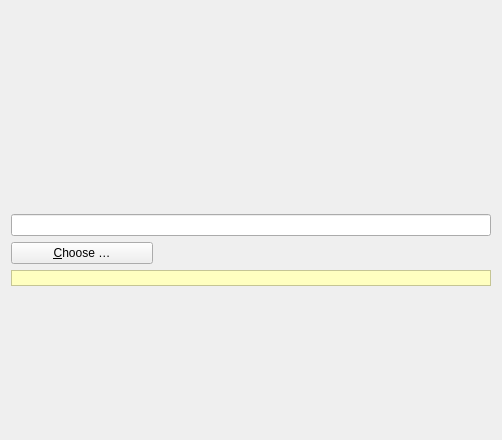
First picture: the form in src/gui/folderwizardsourcepage.ui, repository nextmcloud/desktop, before the edit.
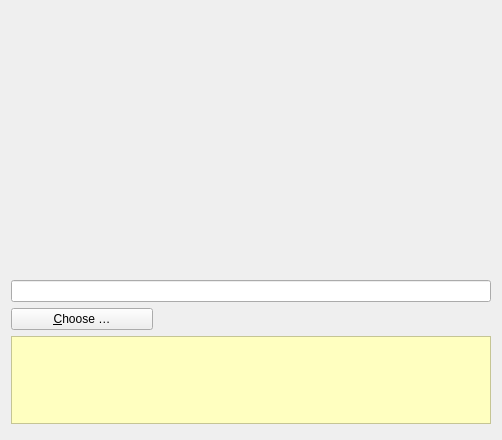
Second picture: the form after the edit.

The edit to the form file:
```diff
--- a/src/gui/folderwizardsourcepage.ui
+++ b/src/gui/folderwizardsourcepage.ui
@@ -30,10 +30,13 @@
      <property name="orientation">
       <enum>Qt::Vertical</enum>
      </property>
+     <property name="sizeType">
+      <enum>QSizePolicy::Preferred</enum>
+     </property>
      <property name="sizeHint" stdset="0">
       <size>
        <width>20</width>
-       <height>16</height>
+       <height>40</height>
       </size>
      </property>
     </spacer>
@@ -57,37 +60,13 @@
      <property name="orientation">
       <enum>Qt::Vertical</enum>
      </property>
+     <property name="sizeType">
+      <enum>QSizePolicy::Preferred</enum>
+     </property>
      <property name="sizeHint" stdset="0">
       <size>
        <width>18</width>
-       <height>16</height>
-      </size>
-     </property>
-    </spacer>
-   </item>
-   <item>
-    <widget class="QLabel" name="subContent">
-     <property name="styleSheet">
-      <string notr="true">font: 14px &quot;Segoe UI&quot;;
-color:#191919</string>
-     </property>
-     <property name="text">
-      <string/>
-     </property>
-     <property name="wordWrap">
-      <bool>true</bool>
-     </property>
-    </widget>
-   </item>
-   <item>
-    <spacer name="verticalSpacer_2">
-     <property name="orientation">
-      <enum>Qt::Vertical</enum>
-     </property>
-     <property name="sizeHint" stdset="0">
-      <size>
-       <width>20</width>
-       <height>16</height>
+       <height>40</height>
       </size>
      </property>
     </spacer>
@@ -219,36 +198,13 @@
      <property name="orientation">
       <enum>Qt::Vertical</enum>
      </property>
-     <property name="sizeHint" stdset="0">
-      <size>
-       <width>20</width>
-       <height>40</height>
-      </size>
+     <property name="sizeType">
+      <enum>QSizePolicy::Fixed</enum>
      </property>
-    </spacer>
-   </item>
-   <item>
-    <spacer name="verticalSpacer_5">
-     <property name="orientation">
-      <enum>Qt::Vertical</enum>
-     </property>
      <property name="sizeHint" stdset="0">
       <size>
        <width>20</width>
-       <height>48</height>
-      </size>
-     </property>
-    </spacer>
-   </item>
-   <item>
-    <spacer name="verticalSpacer">
-     <property name="orientation">
-      <enum>Qt::Vertical</enum>
-     </property>
-     <property name="sizeHint" stdset="0">
-      <size>
-       <width>349</width>
-       <height>0</height>
+       <height>5</height>
       </size>
      </property>
     </spacer>
```
